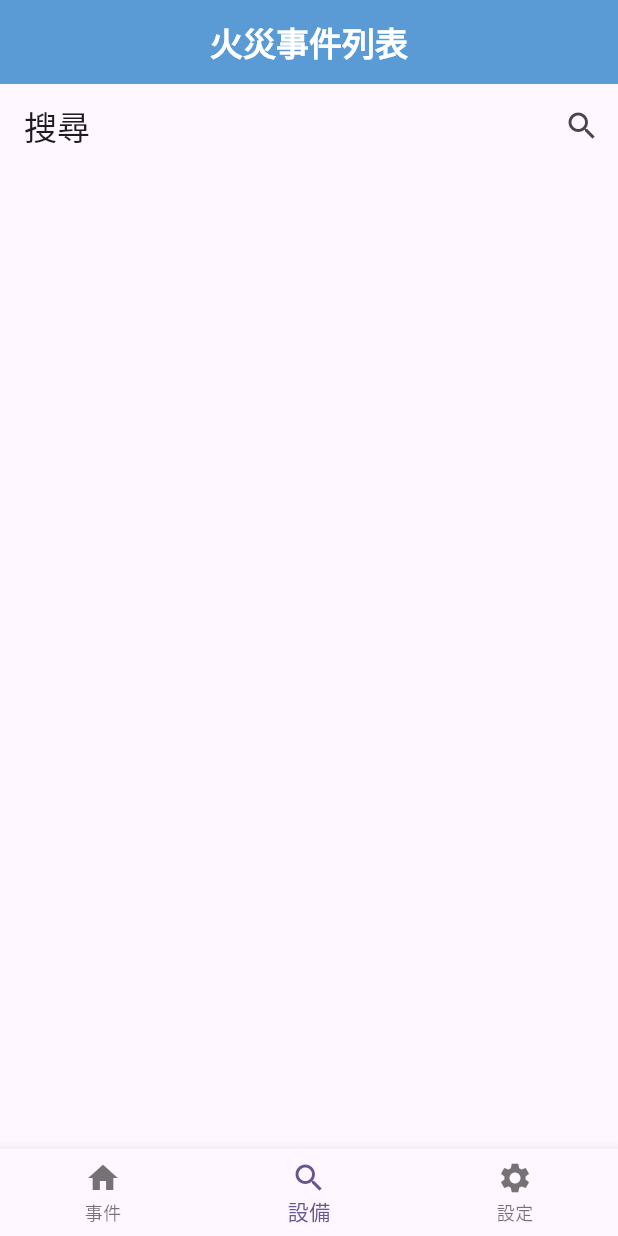
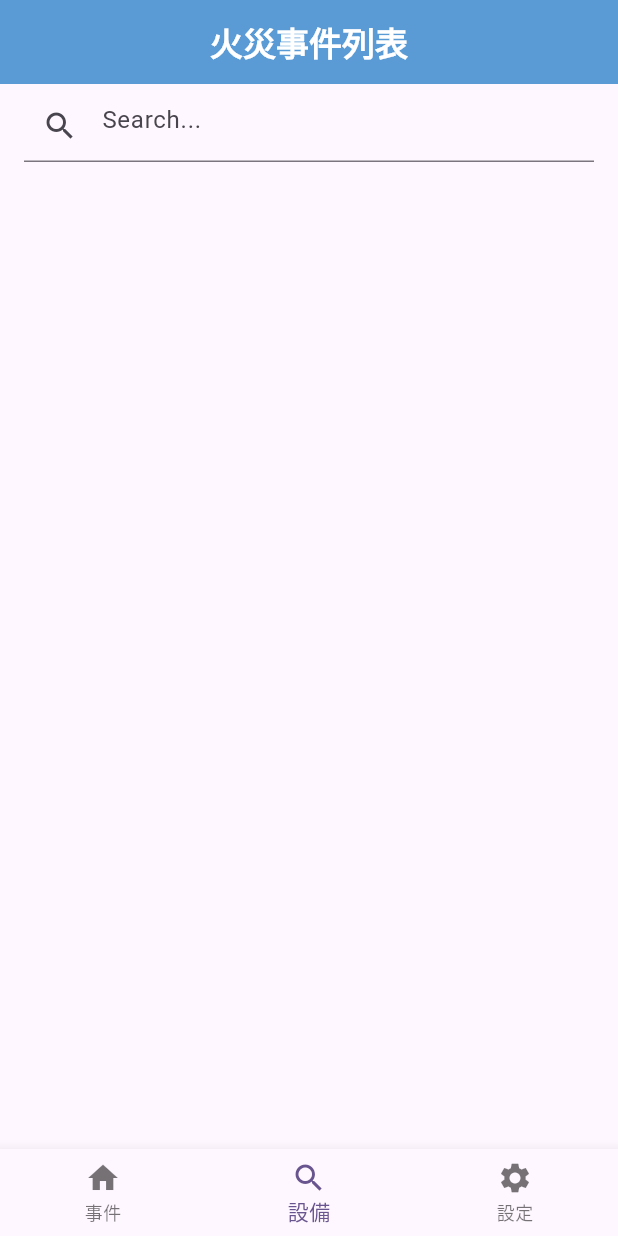
Before and after one commit to Artin0123/firealert, a Flutter app: the screen it shows after launch, item 2 of the bottom bar chosen, on a phone screen of 412 x 824 dp. Run offline on Flutter 3.47's test engine with Material 3 defaults, Android fonts, the phone set to English and light mode, and no system bars.

Commit message:
搜尋欄

```diff
--- a/lib/main.dart
+++ b/lib/main.dart
@@ -379,16 +379,25 @@ class _Pagetwo extends State<PageTwo> {
   Widget build(BuildContext context) {
     return Scaffold(
       appBar: AppBar(
-        title: Text('搜尋'),
-        actions: <Widget>[
-          IconButton(
-            icon: Icon(Icons.search),
-            onPressed: () {
-              showSearch(context: context, delegate: SearchBarDelegate());
-            },
-          )
-        ],
-      ), //backgroundColor: const Color.fromARGB(240, 255, 255, 245),
+        title: TextField(
+          //controller: searchController,
+          onTap: () async {
+            // Show search bar and get user input
+            final String query = await showSearch(
+              context: context,
+              delegate: SearchBarDelegate(),
+            );
+
+            // Handle search query
+          },
+          decoration: InputDecoration(
+            hintText: 'Search...',
+            prefixIcon: Icon(Icons.search),
+          ),
+        ),
+      ),
+
+      //backgroundColor: const Color.fromARGB(240, 255, 255, 245),
       //     body: SingleChildScrollView(
       //         child: Column(children: <Widget>[
       //   Card(
```
